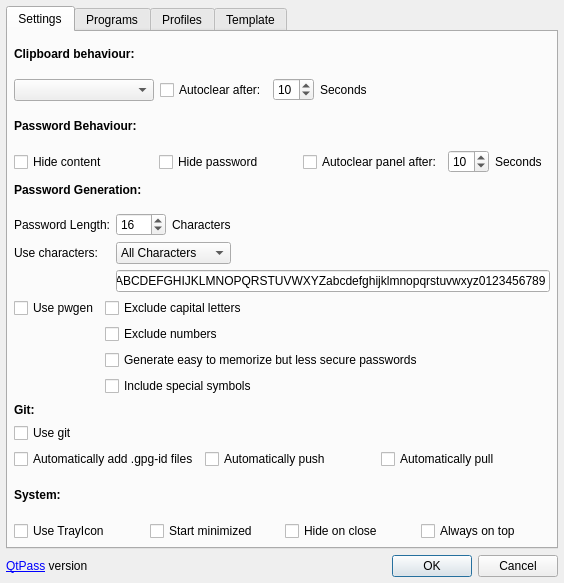
This is configdialog.ui in IJHack/QtPass as Qt 5 draws it before an edit. The edited form follows.
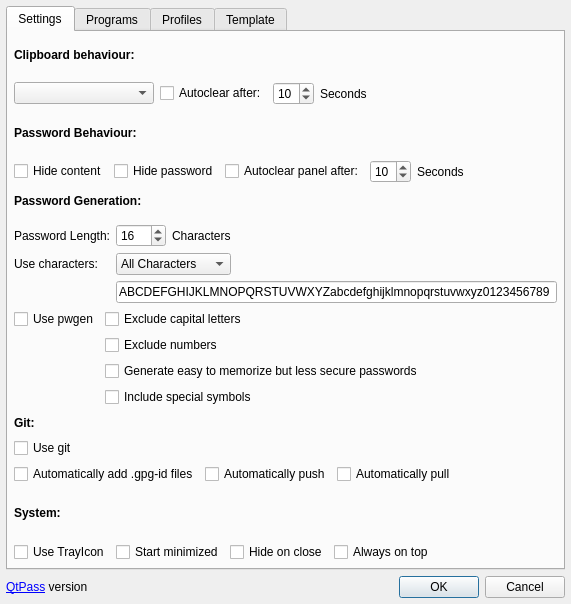
This is the edited form. Icons and pictures are not drawn.

Patch:
```diff
--- a/configdialog.ui
+++ b/configdialog.ui
@@ -6,10 +6,28 @@
    <rect>
     <x>0</x>
     <y>0</y>
-    <width>564</width>
-    <height>583</height>
+    <width>571</width>
+    <height>604</height>
    </rect>
   </property>
+  <property name="sizePolicy">
+   <sizepolicy hsizetype="Minimum" vsizetype="Minimum">
+    <horstretch>0</horstretch>
+    <verstretch>0</verstretch>
+   </sizepolicy>
+  </property>
+  <property name="minimumSize">
+   <size>
+    <width>571</width>
+    <height>604</height>
+   </size>
+  </property>
+  <property name="maximumSize">
+   <size>
+    <width>571</width>
+    <height>604</height>
+   </size>
+  </property>
   <property name="windowTitle">
    <string>Configuration</string>
   </property>
@@ -184,6 +202,19 @@
              </item>
             </layout>
            </item>
+           <item>
+            <spacer name="horizontalSpacer_5">
+             <property name="orientation">
+              <enum>Qt::Horizontal</enum>
+             </property>
+             <property name="sizeHint" stdset="0">
+              <size>
+               <width>40</width>
+               <height>20</height>
+              </size>
+             </property>
+            </spacer>
+           </item>
           </layout>
          </item>
         </layout>
@@ -456,6 +487,19 @@
              </property>
             </widget>
            </item>
+           <item>
+            <spacer name="horizontalSpacer_7">
+             <property name="orientation">
+              <enum>Qt::Horizontal</enum>
+             </property>
+             <property name="sizeHint" stdset="0">
+              <size>
+               <width>40</width>
+               <height>20</height>
+              </size>
+             </property>
+            </spacer>
+           </item>
           </layout>
          </item>
         </layout>
@@ -511,6 +555,19 @@
              </property>
             </widget>
            </item>
+           <item>
+            <spacer name="horizontalSpacer_6">
+             <property name="orientation">
+              <enum>Qt::Horizontal</enum>
+             </property>
+             <property name="sizeHint" stdset="0">
+              <size>
+               <width>40</width>
+               <height>20</height>
+              </size>
+             </property>
+            </spacer>
+           </item>
           </layout>
          </item>
         </layout>
```
